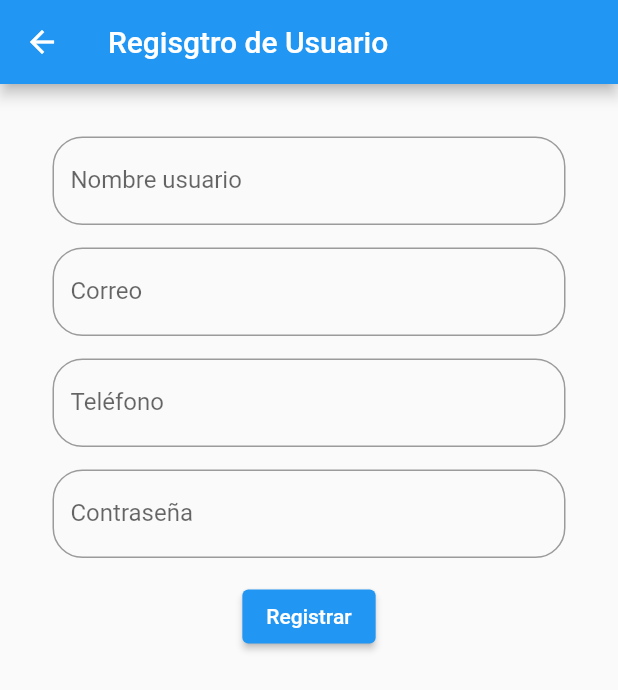
After one commit to Leonardov7/AppFlutter_06, a Flutter app: the GestionUsuario screen opened directly, after a tap on "Registro de usuario", on a phone screen of 412 x 824 dp. The commit adds this screen. Shown: the top 690 px of the screen. Run offline on Flutter 3.47's test engine with Material 2 defaults, Android fonts, the phone set to English and light mode, and no system bars; our stand-ins replace cloud_firestore, firebase_core; accounts and stored records are empty.

Commit message:
corrección texto

```diff
--- /dev/null
+++ b/lib/GestionUsuario.dart
@@ -0,0 +1,74 @@
+import 'package:flutter/material.dart';
+import 'RegistroUser.dart';
+class GestionUsuario extends StatefulWidget {
+  @override
+  GestionUsuarioApp createState() => GestionUsuarioApp();
+}
+//
+class GestionUsuarioApp extends State<GestionUsuario> {
+  @override
+  Widget build(BuildContext context) {
+
+    ///++++++++++++++++++++++++++++
+    return Scaffold(
+      appBar: AppBar(
+        title: Text("Gestion Usuario"),
+      ),body: Padding(
+      padding: EdgeInsets.all(20),
+      child: Column(
+        children: [
+          Padding(
+            padding:
+            EdgeInsets.only(top:20),
+            child: ElevatedButton(
+              onPressed: (){
+                Navigator.push(context, MaterialPageRoute(builder: (_) => RegistroUser()));
+              }
+              ,
+              child:Text("Registro de usuario"),
+            ),
+          ),
+          Padding(
+            padding:
+            EdgeInsets.only(top:20),
+            child: ElevatedButton(
+              onPressed: (){}
+              ,
+              child:Text("Cambio de passwprd"),
+            ),
+          ),
+          Padding(
+            padding:
+            EdgeInsets.only(top:20),
+            child: ElevatedButton(
+              onPressed: (){}
+              ,
+              child:Text("Dar de baja"),
+            ),
+          ),
+          Padding(
+            padding:
+            EdgeInsets.only(top:20),
+            child: ElevatedButton(
+              onPressed: (){}
+              ,
+              child:Text("modificar de usuario"),
+            ),
+          ),
+          Padding(
+            padding:
+            EdgeInsets.only(top:20),
+            child: ElevatedButton(
+              onPressed: (){
+
+              },
+              child:Text("Login"),
+            ),
+          )
+        ],
+      ),
+
+    ),
+    );
+  }
+}
--- /dev/null
+++ b/lib/RegistroUser.dart
@@ -0,0 +1,123 @@
+import 'package:flutter/material.dart';
+import 'package:cloud_firestore/cloud_firestore.dart';
+
+class RegistroUser extends StatefulWidget {
+  @override
+  RegistroUserApp createState() => RegistroUserApp();
+}
+//
+class RegistroUserApp extends State<RegistroUser> {
+  @override
+  TextEditingController nombreUser =TextEditingController();
+  TextEditingController Correo=TextEditingController();
+  TextEditingController tele=TextEditingController();
+  TextEditingController pass =TextEditingController();
+  final firebase=FirebaseFirestore.instance;
+
+  registrarUsuario() async{
+    try{
+      await firebase
+          .collection("Usuarios")
+          .doc()
+          .set({
+        "nombreUsuario":nombreUser.text,
+        "Correo":Correo.text,
+        "Telefono":tele.text,
+        "Password":pass.text
+      });
+    }
+    catch (e){
+      print(e);
+    }
+  }
+
+  Widget build(BuildContext context) {
+
+    ///++++++++++++++++++++++++++++
+    return Scaffold(
+        appBar: AppBar(
+          title: Text("Regisgtro de Usuario"),
+        ),
+        body: Padding(
+          padding: const EdgeInsets.all(20),
+          child: Column(
+            children: [
+              Padding(
+                padding: EdgeInsets.only(left:15,top: 15,right: 15,bottom: 0),
+                // NOMBRE USUARIO
+                child: TextField(
+                  controller: nombreUser,
+                  decoration: InputDecoration(
+                    labelText: "Nombre usuario",
+                    hintText: "Digite nombre del usuario",
+                    border: OutlineInputBorder(
+                        borderRadius: BorderRadius.circular(20)
+                    ),
+                  ),
+                ),
+              ),
+              Padding(
+                padding: EdgeInsets.only(left:15,top: 15,right: 15,bottom: 0),
+                // RUTA IMÁMGEN
+                child: TextField(
+                  controller: Correo,
+                  decoration: InputDecoration(
+                      labelText: "Correo",
+                      hintText: "Digite correo",
+                      border: OutlineInputBorder(
+                          borderRadius: BorderRadius.circular(20)
+                      )
+                  ),
+                ),
+              ),
+              Padding(
+                padding: EdgeInsets.only(left:15,top: 15,right: 15,bottom: 0),
+                // DESCRIPCIÓN TIENDA
+                child: TextField(
+                  controller: tele,
+                  decoration: InputDecoration(
+                      labelText: "Teléfono",
+                      hintText: "Digite teléfono",
+                      border: OutlineInputBorder(
+                          borderRadius: BorderRadius.circular(20)
+                      )
+                  ),
+                ),
+              ),
+              Padding(
+                padding: EdgeInsets.only(left:15,top: 15,right: 15,bottom: 0),
+                // PÁGINA WEB
+                child: TextField(
+                  obscureText:true,
+                  controller: pass,
+                  decoration: InputDecoration(
+                      labelText: "Contraseña",
+                      hintText: "Digite contraseña",
+
+                      border: OutlineInputBorder(
+                          borderRadius: BorderRadius.circular(20)
+                      )
+                  ),
+                ),
+              ),
+              Padding(
+                  padding: EdgeInsets.only(left:15,top: 15,right: 15,bottom: 0),
+                  child: ElevatedButton(
+                    onPressed: (){
+                      registrarUsuario();
+                      nombreUser.clear();
+                      Correo.clear();
+                      tele.clear();
+                      pass.clear();
+
+                    },
+                    child: Text("Registrar"),
+                  )
+              ),
+            ],
+          ),
+        )
+
+    );
+  }
+}
--- a/lib/main.dart
+++ b/lib/main.dart
@@ -4,7 +4,7 @@ import 'package:firebase_core/firebase_core.dart';
 import 'buscar.dart';
 import 'Shop.dart';
 import 'ShopRegister.dart';
-
+import 'GestionUsuario.dart';
 void main() {
   WidgetsFlutterBinding.ensureInitialized();
   Firebase.initializeApp();
@@ -72,7 +72,7 @@ class HomeStart extends State<Home> {
               ),
               Padding(
                 padding:
-                EdgeInsets.only(left: 20, top: 20, right: 20, bottom: 0),
+                    EdgeInsets.only(left: 20, top: 20, right: 20, bottom: 0),
                 child: ElevatedButton(
                   onPressed: () {
                     //print("presionado");
@@ -84,14 +84,26 @@ class HomeStart extends State<Home> {
               ),
               Padding(
                 padding:
-                EdgeInsets.only(left: 20, top: 20, right: 20, bottom: 0),
+                    EdgeInsets.only(left: 20, top: 20, right: 20, bottom: 0),
                 child: ElevatedButton(
                   onPressed: () {
                     //print("presionado");
-                    Navigator.push(
-                        context, MaterialPageRoute(builder: (_) => ShopRegister()));
+                    Navigator.push(context,
+                        MaterialPageRoute(builder: (_) => ShopRegister()));
                   },
                   child: Text('Registrar tienda'),
+                ),
+              ),
+              Padding(
+                padding:
+                    EdgeInsets.only(left: 20, top: 20, right: 20, bottom: 0),
+                child: ElevatedButton(
+                  onPressed: () {
+                    //print("presionado");
+                    Navigator.push(context,
+                        MaterialPageRoute(builder: (_) => GestionUsuario()));
+                  },
+                  child: Text('Gestión Usuario'),
                 ),
               ),
             ],
```
